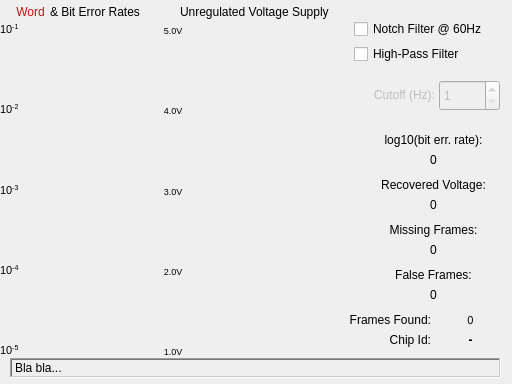
Before: the Qt Designer form Bug_Popout.ui in acorver/SpikeGL, drawn with Qt 5.
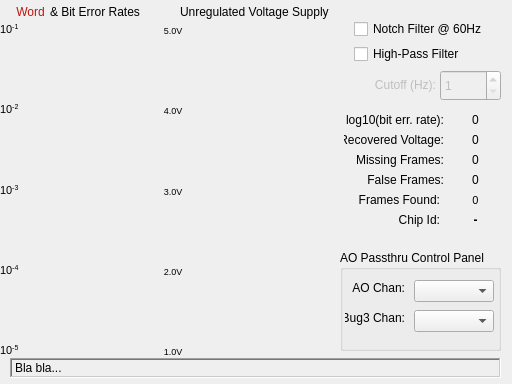
After: the same form once the commit is applied. Icons and pictures are not drawn.

Patch:
```diff
--- a/Bug_Popout.ui
+++ b/Bug_Popout.ui
@@ -64,8 +64,8 @@
    </property>
    <property name="geometry">
     <rect>
-     <x>354</x>
-     <y>85</y>
+     <x>355</x>
+     <y>75</y>
      <width>81</width>
      <height>20</height>
     </rect>
@@ -83,8 +83,8 @@
    </property>
    <property name="geometry">
     <rect>
-     <x>439</x>
-     <y>80</y>
+     <x>440</x>
+     <y>70</y>
      <width>61</width>
      <height>31</height>
     </rect>
@@ -99,9 +99,9 @@
   <widget class="QLabel" name="label1">
    <property name="geometry">
     <rect>
-     <x>365</x>
-     <y>130</y>
-     <width>137</width>
+     <x>344</x>
+     <y>110</y>
+     <width>100</width>
      <height>20</height>
     </rect>
    </property>
@@ -109,15 +109,15 @@
     <string>log10(bit err. rate):</string>
    </property>
    <property name="alignment">
-    <set>Qt::AlignCenter</set>
+    <set>Qt::AlignRight|Qt::AlignTrailing|Qt::AlignVCenter</set>
    </property>
   </widget>
   <widget class="QLabel" name="berLbl">
    <property name="geometry">
     <rect>
-     <x>365</x>
-     <y>150</y>
-     <width>137</width>
+     <x>450</x>
+     <y>110</y>
+     <width>51</width>
      <height>20</height>
     </rect>
    </property>
@@ -131,9 +131,9 @@
   <widget class="QLabel" name="label1_2">
    <property name="geometry">
     <rect>
-     <x>365</x>
-     <y>175</y>
-     <width>137</width>
+     <x>344</x>
+     <y>130</y>
+     <width>100</width>
      <height>20</height>
     </rect>
    </property>
@@ -141,15 +141,15 @@
     <string>Recovered Voltage:</string>
    </property>
    <property name="alignment">
-    <set>Qt::AlignCenter</set>
+    <set>Qt::AlignRight|Qt::AlignTrailing|Qt::AlignVCenter</set>
    </property>
   </widget>
   <widget class="QLabel" name="recVolLbl">
    <property name="geometry">
     <rect>
-     <x>365</x>
-     <y>195</y>
-     <width>137</width>
+     <x>450</x>
+     <y>130</y>
+     <width>51</width>
      <height>20</height>
     </rect>
    </property>
@@ -163,9 +163,9 @@
   <widget class="QLabel" name="missingLbl">
    <property name="geometry">
     <rect>
-     <x>365</x>
-     <y>240</y>
-     <width>137</width>
+     <x>450</x>
+     <y>150</y>
+     <width>51</width>
      <height>20</height>
     </rect>
    </property>
@@ -179,9 +179,9 @@
   <widget class="QLabel" name="label1_3">
    <property name="geometry">
     <rect>
-     <x>365</x>
-     <y>220</y>
-     <width>137</width>
+     <x>344</x>
+     <y>150</y>
+     <width>100</width>
      <height>20</height>
     </rect>
    </property>
@@ -189,15 +189,15 @@
     <string>Missing Frames:</string>
    </property>
    <property name="alignment">
-    <set>Qt::AlignCenter</set>
+    <set>Qt::AlignRight|Qt::AlignTrailing|Qt::AlignVCenter</set>
    </property>
   </widget>
   <widget class="QLabel" name="label1_4">
    <property name="geometry">
     <rect>
      <x>340</x>
-     <y>310</y>
-     <width>91</width>
+     <y>190</y>
+     <width>100</width>
      <height>20</height>
     </rect>
    </property>
@@ -214,9 +214,9 @@
   <widget class="QLabel" name="dataFoundLbl">
    <property name="geometry">
     <rect>
-     <x>435</x>
-     <y>310</y>
-     <width>71</width>
+     <x>450</x>
+     <y>190</y>
+     <width>51</width>
      <height>20</height>
     </rect>
    </property>
@@ -238,9 +238,9 @@
   <widget class="QLabel" name="chipIdLbl">
    <property name="geometry">
     <rect>
-     <x>435</x>
-     <y>330</y>
-     <width>71</width>
+     <x>450</x>
+     <y>210</y>
+     <width>51</width>
      <height>20</height>
     </rect>
    </property>
@@ -260,9 +260,9 @@
   <widget class="QLabel" name="label1_5">
    <property name="geometry">
     <rect>
-     <x>330</x>
-     <y>330</y>
-     <width>101</width>
+     <x>340</x>
+     <y>210</y>
+     <width>100</width>
      <height>20</height>
     </rect>
    </property>
@@ -298,9 +298,9 @@
   <widget class="QLabel" name="label1_6">
    <property name="geometry">
     <rect>
-     <x>365</x>
-     <y>265</y>
-     <width>137</width>
+     <x>344</x>
+     <y>170</y>
+     <width>100</width>
      <height>20</height>
     </rect>
    </property>
@@ -308,15 +308,15 @@
     <string>False Frames:</string>
    </property>
    <property name="alignment">
-    <set>Qt::AlignCenter</set>
+    <set>Qt::AlignRight|Qt::AlignTrailing|Qt::AlignVCenter</set>
    </property>
   </widget>
   <widget class="QLabel" name="falseLbl">
    <property name="geometry">
     <rect>
-     <x>365</x>
-     <y>285</y>
-     <width>137</width>
+     <x>450</x>
+     <y>170</y>
+     <width>51</width>
      <height>20</height>
     </rect>
    </property>
@@ -663,6 +663,74 @@
     <string>&amp; Bit Error Rates</string>
    </property>
   </widget>
+  <widget class="QGroupBox" name="aoControlGB">
+   <property name="enabled">
+    <bool>true</bool>
+   </property>
+   <property name="geometry">
+    <rect>
+     <x>340</x>
+     <y>250</y>
+     <width>161</width>
+     <height>101</height>
+    </rect>
+   </property>
+   <property name="title">
+    <string>AO Passthru Control Panel</string>
+   </property>
+   <widget class="QLabel" name="aoChanLbl">
+    <property name="geometry">
+     <rect>
+      <x>5</x>
+      <y>30</y>
+      <width>60</width>
+      <height>16</height>
+     </rect>
+    </property>
+    <property name="text">
+     <string>AO Chan:</string>
+    </property>
+    <property name="alignment">
+     <set>Qt::AlignRight|Qt::AlignTrailing|Qt::AlignVCenter</set>
+    </property>
+   </widget>
+   <widget class="QLabel" name="bug3ChanLbl">
+    <property name="geometry">
+     <rect>
+      <x>5</x>
+      <y>60</y>
+      <width>60</width>
+      <height>16</height>
+     </rect>
+    </property>
+    <property name="text">
+     <string>Bug3 Chan:</string>
+    </property>
+    <property name="alignment">
+     <set>Qt::AlignRight|Qt::AlignTrailing|Qt::AlignVCenter</set>
+    </property>
+   </widget>
+   <widget class="QComboBox" name="aoChanCB">
+    <property name="geometry">
+     <rect>
+      <x>74</x>
+      <y>30</y>
+      <width>80</width>
+      <height>22</height>
+     </rect>
+    </property>
+   </widget>
+   <widget class="QComboBox" name="bug3ChanCB">
+    <property name="geometry">
+     <rect>
+      <x>74</x>
+      <y>60</y>
+      <width>80</width>
+      <height>22</height>
+     </rect>
+    </property>
+   </widget>
+  </widget>
  </widget>
  <resources>
   <include location="bug3.qrc"/>
```
